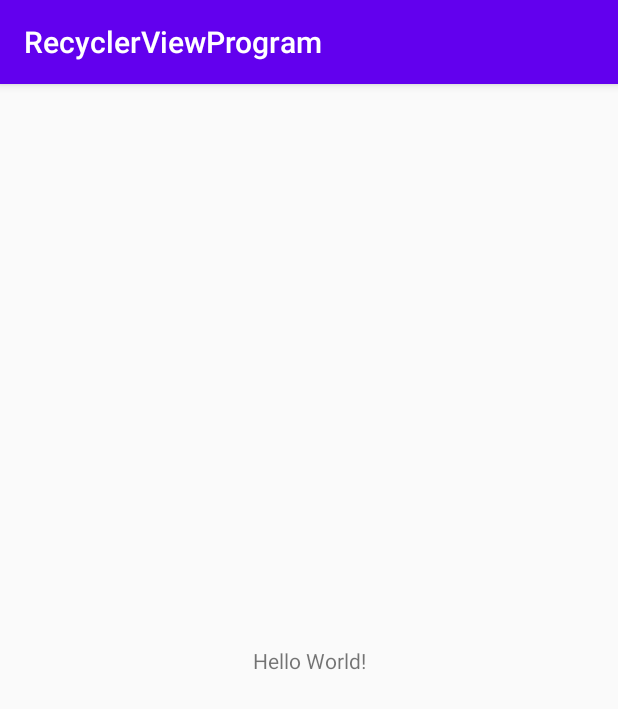
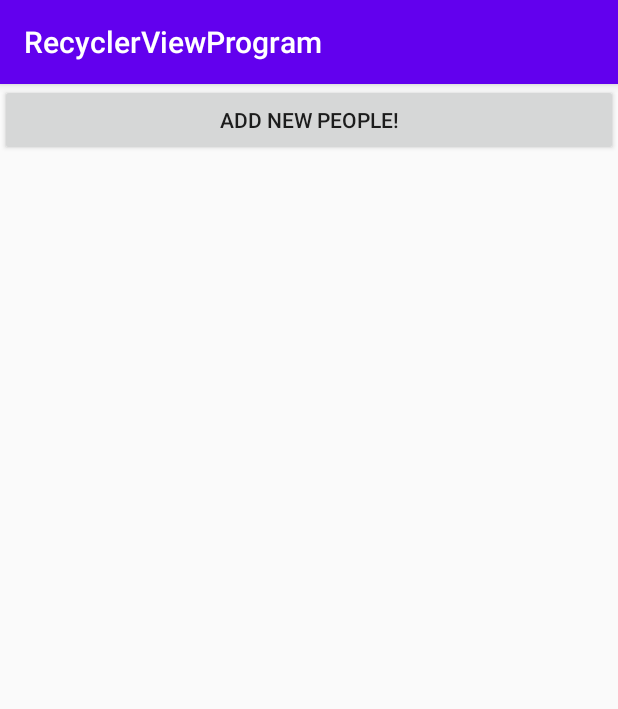
Before and after one commit to kochemazowd/RecyclerView_Program, an Android app: the screen it shows after launch (MainActivity), on a phone screen of 412 x 824 dp. Shown: the top 709 px of the screen. Run offline under Robolectric (Android 15) with nearby library versions, the phone set to English and light mode, and no system bars.

Commit message:
creating a list users whith add function

```diff
--- a/app/build.gradle
+++ b/app/build.gradle
@@ -31,4 +31,5 @@ dependencies {
     testImplementation 'junit:junit:4.12'
     androidTestImplementation 'androidx.test.ext:junit:1.1.1'
     androidTestImplementation 'androidx.test.espresso:espresso-core:3.2.0'
+    implementation 'androidx.recyclerview:recyclerview:1.1.0'
 }
--- a/app/src/main/AndroidManifest.xml
+++ b/app/src/main/AndroidManifest.xml
@@ -4,6 +4,7 @@
 
     <application
         android:allowBackup="true"
+        android:fullBackupContent="true"
         android:icon="@mipmap/ic_launcher"
         android:label="@string/app_name"
         android:roundIcon="@mipmap/ic_launcher_round"
@@ -16,6 +17,7 @@
                 <category android:name="android.intent.category.LAUNCHER" />
             </intent-filter>
         </activity>
+        <activity android:name=".AddUserActivity" />
     </application>
 
 </manifest>
--- /dev/null
+++ b/app/src/main/java/com/example/recyclerviewprogram/ItemAdapter.java
@@ -0,0 +1,47 @@
+package com.example.recyclerviewprogram;
+
+import android.annotation.SuppressLint;
+import android.content.Context;
+import android.view.LayoutInflater;
+import android.view.ViewGroup;
+import android.widget.TextView;
+
+import androidx.annotation.NonNull;
+import androidx.recyclerview.widget.RecyclerView;
+
+public final class ItemAdapter extends RecyclerView.Adapter<RecyclerView.ViewHolder>{
+    private Context context;
+
+    public ItemAdapter(Context context){
+        this.context = context;
+    }
+
+    @NonNull
+    @Override
+    public RecyclerView.ViewHolder onCreateViewHolder(@NonNull ViewGroup parent, int index) {
+        return new RecyclerView.ViewHolder(
+                LayoutInflater.from(parent.getContext())
+                        .inflate(R.layout.items, parent, false)
+        ) {};
+    }
+
+    @SuppressLint("SetTextI18n")
+    @Override
+    public void onBindViewHolder(@NonNull RecyclerView.ViewHolder holder, int index) {
+        TextView name = holder.itemView.findViewById(R.id.name_items);
+        TextView address = holder.itemView.findViewById(R.id.address_items);
+        TextView age = holder.itemView.findViewById(R.id.age_items);
+        TextView ind = holder.itemView.findViewById(R.id.index_item);
+        Item item = Users.getUsers().get(index);
+        name.setText(item.getName());
+        address.setText(item.getAddress());
+        age.setText(item.getAge());
+        ind.setText("" + index);
+    }
+
+    @Override
+    public int getItemCount() {
+        return Users.getUsers().size();
+    }
+
+}
--- a/app/src/main/java/com/example/recyclerviewprogram/MainActivity.java
+++ b/app/src/main/java/com/example/recyclerviewprogram/MainActivity.java
@@ -1,14 +1,32 @@
 package com.example.recyclerviewprogram;
 
 import androidx.appcompat.app.AppCompatActivity;
+import androidx.recyclerview.widget.LinearLayoutManager;
+import androidx.recyclerview.widget.RecyclerView;
 
+import android.content.Intent;
 import android.os.Bundle;
+import android.view.View;
+
 
 public class MainActivity extends AppCompatActivity {
+    private final RecyclerView.Adapter adapter = new ItemAdapter(this);
 
     @Override
     protected void onCreate(Bundle savedInstanceState) {
         super.onCreate(savedInstanceState);
         setContentView(R.layout.activity_main);
+        RecyclerView recycler = findViewById(R.id.rv_people_list);
+        recycler.setHasFixedSize(true);
+        recycler.setLayoutManager(new LinearLayoutManager(this));
+        recycler.setAdapter(adapter);
     }
+
+    public void add(View view){
+        Intent intent = new Intent(this.getApplicationContext(), AddUserActivity.class);
+        startActivity(intent);
+    }
+
+
+
 }
--- /dev/null
+++ b/app/src/main/java/com/example/recyclerviewprogram/Users.java
@@ -0,0 +1,23 @@
+package com.example.recyclerviewprogram;
+
+import java.io.Serializable;
+import java.util.ArrayList;
+import java.util.List;
+
+public class Users implements Serializable {
+    private static final Users INST = new Users();
+
+    private final List<Item> items = new ArrayList<>();
+
+    private Users(){}
+
+    public static Users getUsers(){return INST;}
+
+    public void add(Item item){this.items.add(item);}
+    public List<Item>getAll(){return this.items;}
+    public int size(){return this.items.size(); }
+    public Item get (int index){
+        return this.items.get(index);
+    }
+
+}
--- a/app/src/main/res/layout/activity_main.xml
+++ b/app/src/main/res/layout/activity_main.xml
@@ -1,18 +1,23 @@
 <?xml version="1.0" encoding="utf-8"?>
-<androidx.constraintlayout.widget.ConstraintLayout xmlns:android="http://schemas.android.com/apk/res/android"
+<LinearLayout xmlns:android="http://schemas.android.com/apk/res/android"
     xmlns:app="http://schemas.android.com/apk/res-auto"
     xmlns:tools="http://schemas.android.com/tools"
     android:layout_width="match_parent"
     android:layout_height="match_parent"
-    tools:context=".MainActivity">
+    tools:context=".MainActivity"
+    android:orientation="vertical">
 
-    <TextView
-        android:layout_width="wrap_content"
+    <Button
+        android:id="@+id/btn_go_to_add_menu"
+        android:layout_width="match_parent"
         android:layout_height="wrap_content"
-        android:text="Hello World!"
-        app:layout_constraintBottom_toBottomOf="parent"
-        app:layout_constraintLeft_toLeftOf="parent"
-        app:layout_constraintRight_toRightOf="parent"
-        app:layout_constraintTop_toTopOf="parent" />
+        android:text="@string/btn_go_to_add_menu"
+        android:onClick="add"/>
 
-</androidx.constraintlayout.widget.ConstraintLayout>
+
+    <androidx.recyclerview.widget.RecyclerView
+        android:id="@+id/rv_people_list"
+        android:layout_width="match_parent"
+        android:layout_height="match_parent"/>
+
+</LinearLayout>
```
Also changed, not shown: app/src/main/java/com/example/recyclerviewprogram/AddUserActivity.java (added, +34 -0 lines), app/src/main/java/com/example/recyclerviewprogram/Item.java (added, +46 -0 lines), app/src/main/res/layout/activity_add_people.xml (added, +53 -0 lines), app/src/main/res/layout/items.xml (added, +73 -0 lines), app/src/main/res/values/strings.xml (+10 -0 lines).
